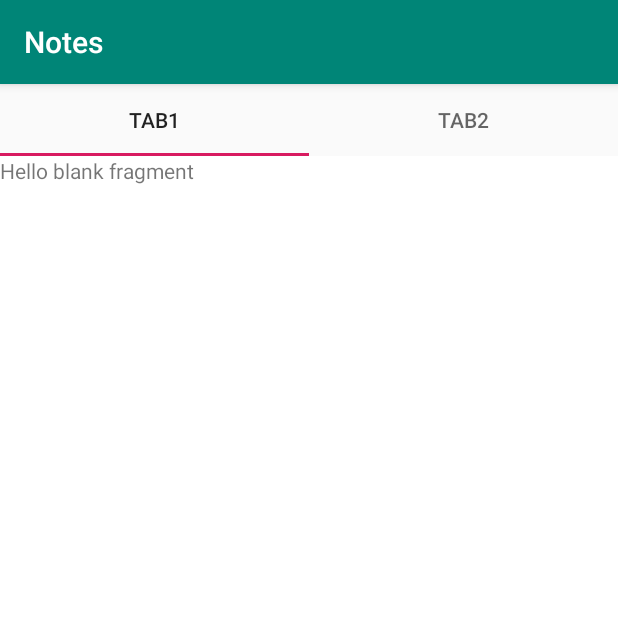
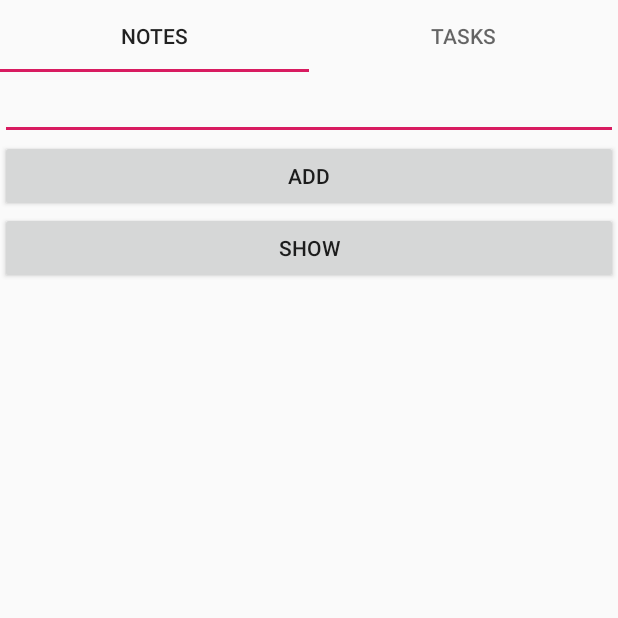
Before and after one commit to Rishav78/Notes, an Android app: the screen it shows after launch (MainActivity), on a phone screen of 412 x 824 dp, the top half of it. Run offline under Robolectric (Android 15) with nearby library versions, the phone set to English and light mode, and no system bars.

Commit message:
notes tab and tasks tab added

```diff
--- a/app/build.gradle
+++ b/app/build.gradle
@@ -25,6 +25,7 @@ dependencies {
     implementation 'androidx.constraintlayout:constraintlayout:1.1.3'
     implementation 'androidx.legacy:legacy-support-v4:1.0.0'
     implementation 'com.google.android.material:material:1.0.0'
+    implementation 'com.google.android:flexbox:2.0.1'
     testImplementation 'junit:junit:4.12'
     androidTestImplementation 'androidx.test.ext:junit:1.1.0'
     androidTestImplementation 'androidx.test.espresso:espresso-core:3.1.1'
--- a/app/src/main/java/com/example/notes/BlankFragment2.java
+++ /dev/null
@@ -1,22 +0,0 @@
-package com.example.notes;
-
-import android.content.Context;
-import android.net.Uri;
-import android.os.Bundle;
-
-import androidx.fragment.app.Fragment;
-
-import android.view.LayoutInflater;
-import android.view.View;
-import android.view.ViewGroup;
-
-public class BlankFragment2 extends Fragment {
-
-    @Override
-    public View onCreateView(LayoutInflater inflater, ViewGroup container,
-                             Bundle savedInstanceState) {
-        // Inflate the layout for this fragment
-        return inflater.inflate(R.layout.fragment_blank_fragment2, container, false);
-    }
-
-}
--- /dev/null
+++ b/app/src/main/java/com/example/notes/DatabaseHelper.java
@@ -0,0 +1,45 @@
+package com.example.notes;
+
+import android.content.ContentValues;
+import android.content.Context;
+import android.database.Cursor;
+import android.database.sqlite.SQLiteDatabase;
+import android.database.sqlite.SQLiteOpenHelper;
+
+import androidx.annotation.Nullable;
+
+public class DatabaseHelper extends SQLiteOpenHelper {
+
+    private static final String db_name = "notes.db";
+    private final String table_name = "id";
+    private final String col_1 = "ID";
+    private final String col_2 = "NOTE";
+
+    public DatabaseHelper(@Nullable Context context) {
+        super(context, db_name, null, 1);
+    }
+
+    @Override
+    public void onCreate(SQLiteDatabase db) {
+        db.execSQL("create table " + table_name + "(ID INTEGER PRIMARY KEY AUTOINCREMENT, NOTE TEXT)");
+    }
+
+    @Override
+    public void onUpgrade(SQLiteDatabase db, int oldVersion, int newVersion) {
+        db.execSQL("drop table if exists " + table_name);
+        onCreate(db);
+    }
+
+    public boolean insert(String note) {
+        SQLiteDatabase db = this.getWritableDatabase();
+        ContentValues content = new ContentValues();
+        content.put(this.col_2, note);
+        return db.insert(table_name, null, content) == -1;
+    }
+
+    public Cursor getAllData() {
+        SQLiteDatabase db = this.getWritableDatabase();
+        Cursor res = db.rawQuery("select * from " + table_name, null);
+        return res;
+    }
+}
--- a/app/src/main/java/com/example/notes/MainActivity.java
+++ b/app/src/main/java/com/example/notes/MainActivity.java
@@ -1,13 +1,9 @@
 package com.example.notes;
 
 import androidx.appcompat.app.AppCompatActivity;
-import androidx.fragment.app.Fragment;
-import androidx.fragment.app.FragmentManager;
-import androidx.fragment.app.FragmentTransaction;
 import androidx.viewpager.widget.ViewPager;
 
 import android.os.Bundle;
-import android.view.View;
 
 import com.google.android.material.tabs.TabLayout;
 
@@ -15,11 +11,14 @@ public class MainActivity extends AppCompatActivity {
 
     private PageAdapter mPageAdapter;
     private ViewPager viewPager;
+    DatabaseHelper dbs;
 
     @Override
     protected void onCreate(Bundle savedInstanceState) {
         super.onCreate(savedInstanceState);
         setContentView(R.layout.activity_main);
+
+        dbs = new DatabaseHelper(this);
 
         viewPager = (ViewPager)findViewById(R.id.container);
         setupViewPager(viewPager);
@@ -31,18 +30,10 @@ public class MainActivity extends AppCompatActivity {
 
     public void setupViewPager(ViewPager viewpager) {
         PageAdapter adapter = new PageAdapter(getSupportFragmentManager());
-        adapter.addFragment(new BlankFragment(), "Tab1");
-        adapter.addFragment(new BlankFragment2(), "Tab2");
+        adapter.addFragment(new Notes(), "Notes");
+        adapter.addFragment(new Tasks(), "Tasks");
         viewpager.setAdapter(adapter);
 
     }
 
-//    public void changeFragment(View v) {
-//        Fragment fragment = ( v == findViewById(R.id.button1) ) ? ( new BlankFragment() ) : ( new BlankFragment2() );
-//        FragmentManager fm = getSupportFragmentManager();
-//        FragmentTransaction ft = fm.beginTransaction();
-//        ft.replace(R.id.fragment_place, fragment);
-//        ft.commit();
-//
-//    }
 }
--- /dev/null
+++ b/app/src/main/java/com/example/notes/Notes.java
@@ -0,0 +1,74 @@
+package com.example.notes;
+
+import android.content.Context;
+import android.database.Cursor;
+import android.net.Uri;
+import android.os.Bundle;
+
+import androidx.fragment.app.Fragment;
+
+import android.view.LayoutInflater;
+import android.view.View;
+import android.view.ViewGroup;
+import android.widget.Button;
+import android.widget.EditText;
+import android.widget.Toast;
+
+import java.io.BufferedReader;
+
+
+public class Notes extends Fragment {
+
+    private Button button, show;
+    private EditText edittext;
+    private DatabaseHelper database;
+
+    @Override
+    public View onCreateView(LayoutInflater inflater, ViewGroup container,
+                             Bundle savedInstanceState) {
+        // Inflate the layout for this fragment
+        View v = inflater.inflate(R.layout.fragment_notes, container, false);
+
+        database = new DatabaseHelper(getActivity());
+        button = (Button)v.findViewById(R.id.btn);
+        show = (Button)v.findViewById(R.id.show);
+        edittext = (EditText)v.findViewById(R.id.text);
+
+        button.setOnClickListener(new View.OnClickListener() {
+            @Override
+            public void onClick(View v) {
+                String str = edittext.getText().toString();
+                Boolean err = database.insert(str);
+                if ( err ) {
+                    Toast.makeText(getActivity(), "Fail to insert data", Toast.LENGTH_LONG).show();
+                }
+                else {
+                    Toast.makeText(getActivity(), "Data added successfully", Toast.LENGTH_LONG).show();
+                }
+
+            }
+        });
+
+        show.setOnClickListener(new View.OnClickListener() {
+            @Override
+            public void onClick(View v) {
+                StringBuffer str = new StringBuffer();
+                Cursor res = database.getAllData();
+
+                if ( res.getCount() == 0 ) {
+                    Toast.makeText(getActivity(), "No data in the database", Toast.LENGTH_LONG).show();
+                    return;
+                }
+
+                while ( res.moveToNext() ) {
+                    str.append("ID: " + res.getString(0) + "\n");
+                    str.append("Note: " + res.getString(1) + "\n\n");
+                }
+
+                Toast.makeText(getActivity(), str, Toast.LENGTH_LONG).show();
+            }
+        });
+
+        return v;
+    }
+}
--- a/app/src/main/java/com/example/notes/BlankFragment.java
+++ b/app/src/main/java/com/example/notes/Tasks.java
@@ -10,12 +10,13 @@ import android.view.LayoutInflater;
 import android.view.View;
 import android.view.ViewGroup;
 
-public class BlankFragment extends Fragment {
+
+public class Tasks extends Fragment {
 
     @Override
     public View onCreateView(LayoutInflater inflater, ViewGroup container,
                              Bundle savedInstanceState) {
         // Inflate the layout for this fragment
-        return inflater.inflate(R.layout.fragment_blank, container, false);
+        return inflater.inflate(R.layout.fragment_tasks, container, false);
     }
 }
--- a/app/src/main/res/layout/fragment_blank.xml
+++ /dev/null
@@ -1,15 +0,0 @@
-<?xml version="1.0" encoding="utf-8"?>
-<FrameLayout xmlns:android="http://schemas.android.com/apk/res/android"
-    xmlns:tools="http://schemas.android.com/tools"
-    android:layout_width="match_parent"
-    android:layout_height="match_parent"
-    tools:context=".BlankFragment"
-    android:background="@color/white">
-
-    <!-- TODO: Update blank fragment layout -->
-    <TextView
-        android:layout_width="match_parent"
-        android:layout_height="match_parent"
-        android:text="@string/hello_blank_fragment" />
-
-</FrameLayout>
--- /dev/null
+++ b/app/src/main/res/layout/fragment_notes.xml
@@ -0,0 +1,28 @@
+<?xml version="1.0" encoding="utf-8"?>
+<LinearLayout xmlns:android="http://schemas.android.com/apk/res/android"
+    xmlns:tools="http://schemas.android.com/tools"
+    android:layout_width="match_parent"
+    android:orientation="vertical"
+    android:layout_height="match_parent"
+    tools:context=".Notes">
+
+
+    <EditText
+        android:id="@+id/text"
+        android:layout_width="match_parent"
+        android:layout_height="wrap_content"/>
+
+    <Button
+        android:id="@+id/btn"
+        android:layout_width="match_parent"
+        android:layout_height="wrap_content"
+        android:text="Add" />
+
+    <Button
+        android:id="@+id/show"
+        android:layout_width="match_parent"
+        android:layout_height="wrap_content"
+        android:text="show"
+        tools:text="show" />
+
+</LinearLayout>
--- a/app/src/main/res/layout/fragment_blank_fragment2.xml
+++ b/app/src/main/res/layout/fragment_tasks.xml
@@ -3,13 +3,12 @@
     xmlns:tools="http://schemas.android.com/tools"
     android:layout_width="match_parent"
     android:layout_height="match_parent"
-    tools:context=".BlankFragment2"
-    android:background="@color/white">
+    tools:context=".Tasks">
 
     <!-- TODO: Update blank fragment layout -->
     <TextView
         android:layout_width="match_parent"
         android:layout_height="match_parent"
-        android:text="wukjd5678" />
+        android:text="@string/hello_blank_fragment" />
 
 </FrameLayout>
--- a/app/src/main/res/values/styles.xml
+++ b/app/src/main/res/values/styles.xml
@@ -1,7 +1,7 @@
 <resources>
 
     <!-- Base application theme. -->
-    <style name="AppTheme" parent="Theme.AppCompat.Light.DarkActionBar">
+    <style name="AppTheme" parent="Theme.AppCompat.Light.NoActionBar">
         <!-- Customize your theme here. -->
         <item name="colorPrimary">@color/colorPrimary</item>
         <item name="colorPrimaryDark">@color/colorPrimaryDark</item>
```
